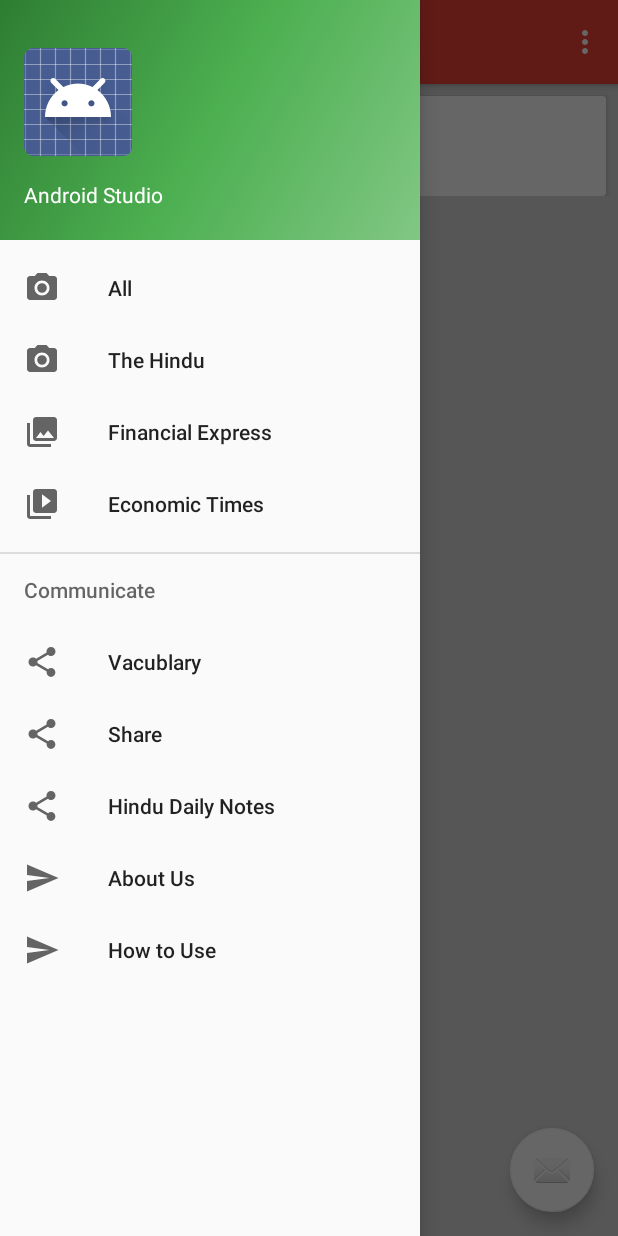
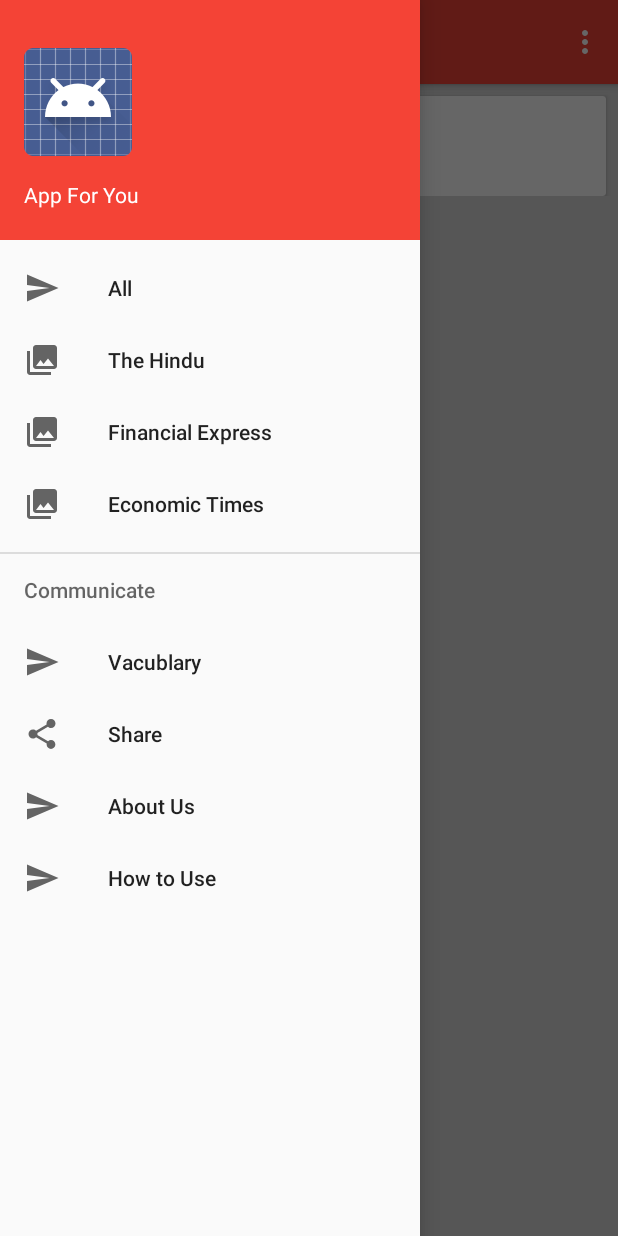
Before and after one commit to iamrahulyadav/Editorial, an Android app: the screen it shows after launch (EditorialListWithNavActivity), with the side drawer open, on a phone screen of 412 x 824 dp. Run offline under Robolectric (Android 15) with nearby library versions, the phone set to English and light mode, and no system bars; our stand-ins replace AdMob, Firebase (no records; nobody signed in at launch, a user with empty details on screens opened directly); 8 statements that could not run were skipped.

Commit message:
some optimization

```diff
--- a/app/src/main/java/app/articles/vacabulary/editorial/gamefever/editorial/EditorialListWithNavActivity.java
+++ b/app/src/main/java/app/articles/vacabulary/editorial/gamefever/editorial/EditorialListWithNavActivity.java
@@ -84,14 +84,7 @@ public class EditorialListWithNavActivity extends AppCompatActivity
         getSupportActionBar().setTitle("Editorial");
 
 
-        FloatingActionButton fab = (FloatingActionButton) findViewById(R.id.fab);
-        fab.setOnClickListener(new View.OnClickListener() {
-            @Override
-            public void onClick(View view) {
-                Snackbar.make(view, "Replace with your own action", Snackbar.LENGTH_LONG)
-                        .setAction("Action", null).show();
-            }
-        });
+
 
         DrawerLayout drawer = (DrawerLayout) findViewById(R.id.drawer_layout);
         ActionBarDrawerToggle toggle = new ActionBarDrawerToggle(
@@ -175,14 +168,15 @@ public class EditorialListWithNavActivity extends AppCompatActivity
 
     public void fetchEditorialGeneralList() {
         DBHelperFirebase dbHelperFirebase = new DBHelperFirebase();
-        dbHelperFirebase.fetchEditorialList(EditorialListActivity.listLimit, "", this, true);
+        dbHelperFirebase.fetchEditorialList(EditorialListWithNavActivity.listLimit, "", this, true);
 
     }
 
 
     public void loadMoreClick(View view) {
         DBHelperFirebase dbHelperFirebase = new DBHelperFirebase();
-        dbHelperFirebase.fetchEditorialList(EditorialListActivity.listLimit, editorialListArrayList.get(editorialListArrayList.size() - 1).getEditorialID(), this, false);
+        dbHelperFirebase.fetchEditorialList(EditorialListWithNavActivity.listLimit, editorialListArrayList.get
+                (editorialListArrayList.size() - 1).getEditorialID(), this, false);
 
         addMoreButton.setVisibility(View.INVISIBLE);
         progressBar.setVisibility(View.VISIBLE);
@@ -392,9 +386,7 @@ public class EditorialListWithNavActivity extends AppCompatActivity
                 onShareClick();
                 break;
 
-            case R.id.nav_hindu_daily_note:
-                onTheHinduNoteClick();
-                break;
+
 
             case R.id.nav_about_us:
                 onAboutClick();
--- a/app/src/main/res/layout/app_bar_editorial_list_with_nav.xml
+++ b/app/src/main/res/layout/app_bar_editorial_list_with_nav.xml
@@ -23,12 +23,6 @@
 
     <include layout="@layout/activity_editorial_list" />
 
-    <android.support.design.widget.FloatingActionButton
-        android:id="@+id/fab"
-        android:layout_width="wrap_content"
-        android:layout_height="wrap_content"
-        android:layout_gravity="bottom|end"
-        android:layout_margin="@dimen/fab_margin"
-        app:srcCompat="@android:drawable/ic_dialog_email" />
+
 
 </android.support.design.widget.CoordinatorLayout>
--- a/app/src/main/res/layout/nav_header_editorial_list_with_nav.xml
+++ b/app/src/main/res/layout/nav_header_editorial_list_with_nav.xml
@@ -3,7 +3,7 @@
     xmlns:app="http://schemas.android.com/apk/res-auto"
     android:layout_width="match_parent"
     android:layout_height="@dimen/nav_header_height"
-    android:background="@drawable/side_nav_bar"
+    android:background="@color/colorPrimary"
     android:gravity="bottom"
     android:orientation="vertical"
     android:paddingBottom="@dimen/activity_vertical_margin"
@@ -23,13 +23,13 @@
         android:layout_width="match_parent"
         android:layout_height="wrap_content"
         android:paddingTop="@dimen/nav_header_vertical_spacing"
-        android:text="Android Studio"
+        android:text="App For You"
         android:textAppearance="@style/TextAppearance.AppCompat.Body1" />
 
     <TextView
         android:id="@+id/textView"
         android:layout_width="wrap_content"
         android:layout_height="wrap_content"
-        android:text="android.studio@android.com" />
+        android:text="appforyou@yahoo.com" />
 
 </LinearLayout>
--- a/app/src/main/res/menu/activity_editorial_list_with_nav_drawer.xml
+++ b/app/src/main/res/menu/activity_editorial_list_with_nav_drawer.xml
@@ -4,12 +4,12 @@
     <group android:checkableBehavior="single">
         <item
             android:id="@+id/nav_all"
-            android:icon="@drawable/ic_menu_camera"
+            android:icon="@drawable/ic_menu_send"
             android:title="All" />
 
         <item
             android:id="@+id/nav_the_hindu"
-            android:icon="@drawable/ic_menu_camera"
+            android:icon="@drawable/ic_menu_gallery"
             android:title="The Hindu" />
         <item
             android:id="@+id/nav_financial_express"
@@ -17,7 +17,7 @@
             android:title="Financial Express" />
         <item
             android:id="@+id/nav_economic_times"
-            android:icon="@drawable/ic_menu_slideshow"
+            android:icon="@drawable/ic_menu_gallery"
             android:title="Economic Times" />
 
     </group>
@@ -27,7 +27,7 @@
 
             <item
                 android:id="@+id/nav_vacabulary"
-                android:icon="@drawable/ic_menu_share"
+                android:icon="@drawable/ic_menu_send"
                 android:title="Vacublary" />
 
 
@@ -36,11 +36,11 @@
                 android:icon="@drawable/ic_menu_share"
                 android:title="Share" />
 
-            <item
+         <!--   <item
                 android:id="@+id/nav_hindu_daily_note"
                 android:icon="@drawable/ic_menu_share"
                 android:title="Hindu Daily Notes" />
-
+-->
             <item
                 android:id="@+id/nav_about_us"
                 android:icon="@drawable/ic_menu_send"
--- a/app/src/main/res/values/colors.xml
+++ b/app/src/main/res/values/colors.xml
@@ -13,10 +13,8 @@
     <color name="editorialHeadingWhiteTextColor">#ffffff</color>
     <color name="editorialNormalTextColor">#000000</color>
     <color name="editorialFeedHeadingBGColor">#EF5350</color>
-
-
-
-
+    <color name="editorialFeedDictionaryBottomsheetcolor">#FF8A80</color>
+    <color name="editorialFeedBottomsheetheadingbgcolor">#EF5350</color>
 
 
 </resources>
```
Also changed, not shown: app/src/main/res/layout/activity_editorial_feed.xml (+10 -28 lines).
